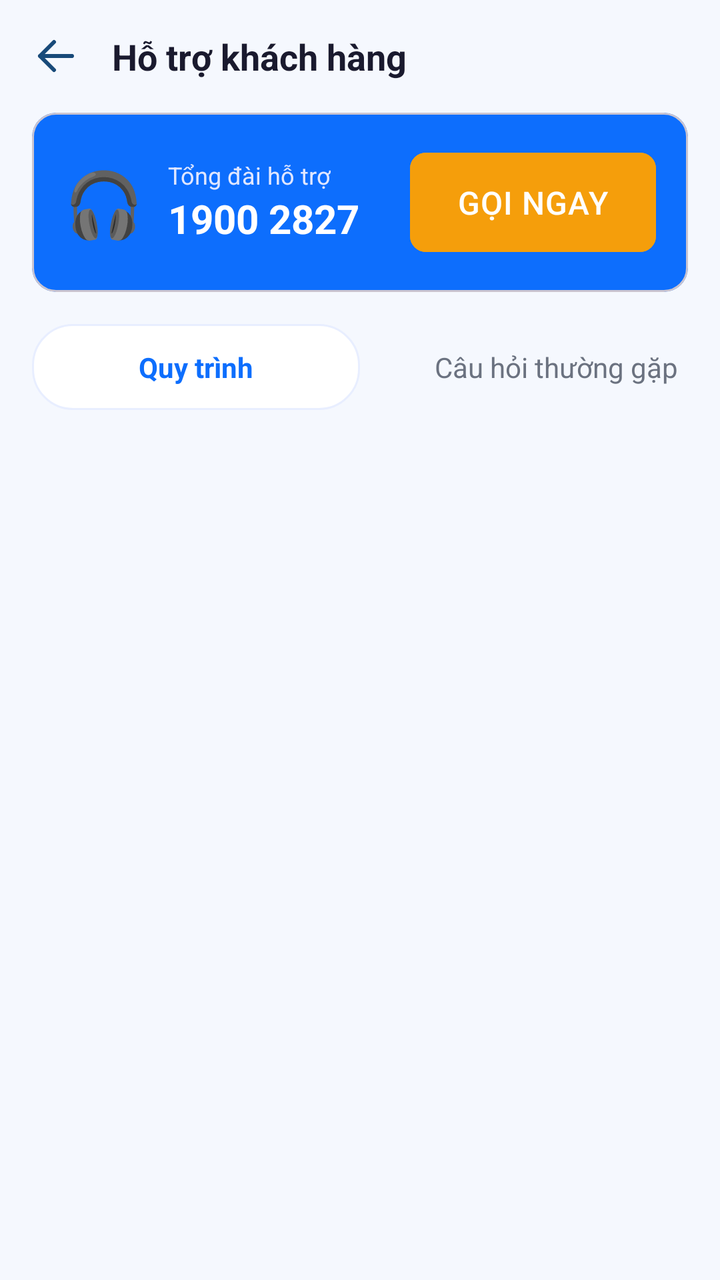
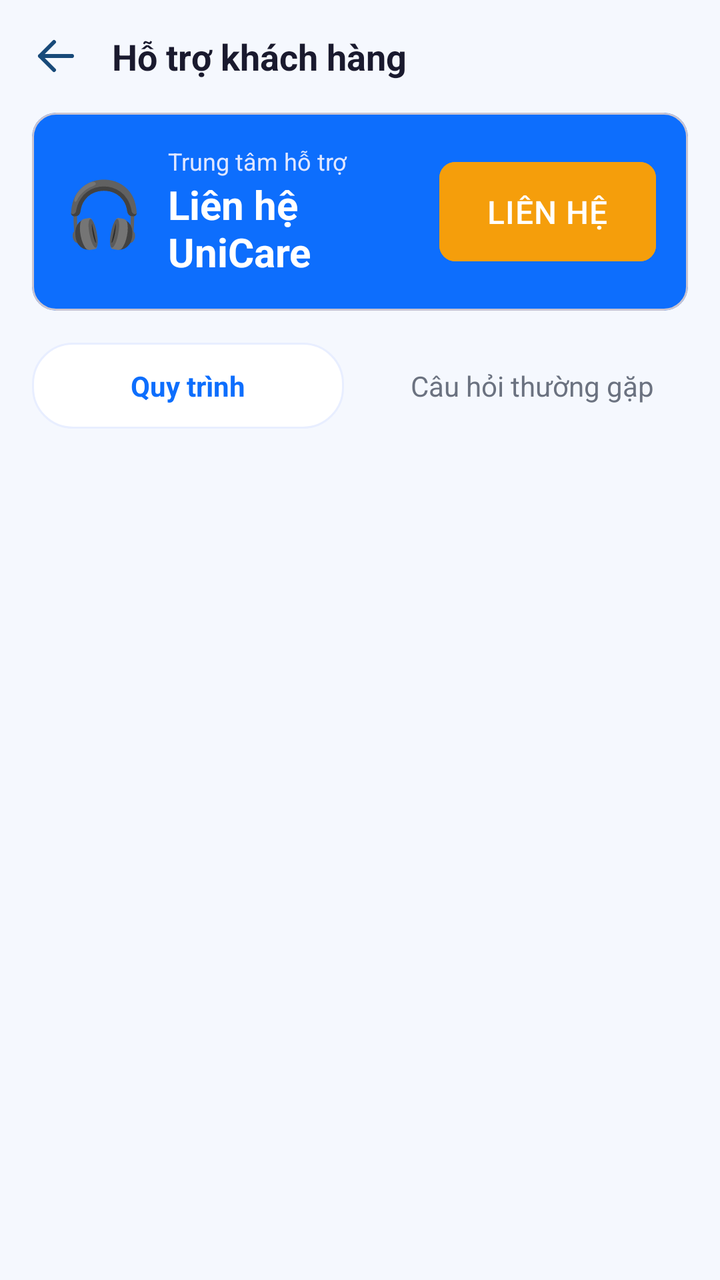

Two renders of the same Android screen: before a commit and after it. Below are the layout's source before the change and the commit's diff.
<!-- AndroidManifest.xml: application theme Theme.UniCare -->
<!-- res/layout/activity_user_guide.xml -->
<?xml version="1.0" encoding="utf-8"?>
<LinearLayout xmlns:android="http://schemas.android.com/apk/res/android"
    xmlns:app="http://schemas.android.com/apk/res-auto"
    android:layout_width="match_parent"
    android:layout_height="match_parent"
    android:background="#F5F8FE"
    android:orientation="vertical">

    <LinearLayout
        android:layout_width="match_parent"
        android:layout_height="wrap_content"
        android:orientation="horizontal"
        android:gravity="center_vertical"
        android:padding="16dp">

        <ImageView
            android:id="@+id/btnBack"
            android:layout_width="24dp"
            android:layout_height="24dp"
            android:src="@drawable/ic_arrow_back" />

        <TextView
            android:layout_width="wrap_content"
            android:layout_height="wrap_content"
            android:layout_marginStart="16dp"
            android:text="Hỗ trợ khách hàng"
            android:textColor="#1A1A2E"
            android:textSize="18sp"
            android:textStyle="bold" />
    </LinearLayout>

    <com.google.android.material.card.MaterialCardView
        android:layout_width="match_parent"
        android:layout_height="wrap_content"
        android:layout_marginHorizontal="16dp"
        app:cardCornerRadius="12dp"
        app:cardBackgroundColor="#0D6EFD">
        <LinearLayout
            android:layout_width="match_parent"
            android:layout_height="wrap_content"
            android:orientation="horizontal"
            android:padding="16dp"
            android:gravity="center_vertical">
            <TextView
                android:layout_width="wrap_content"
                android:layout_height="wrap_content"
                android:text="🎧"
                android:textSize="32sp" />
            <LinearLayout
                android:layout_width="0dp"
                android:layout_height="wrap_content"
                android:layout_weight="1"
                android:layout_marginStart="12dp"
                android:orientation="vertical">
                <TextView
                    android:layout_width="wrap_content"
                    android:layout_height="wrap_content"
                    android:text="Tổng đài hỗ trợ"
                    android:textColor="#E0E7FF"
                    android:textSize="12sp" />
                <TextView
                    android:layout_width="wrap_content"
                    android:layout_height="wrap_content"
                    android:text="1900 2827"
                    android:textColor="#FFFFFF"
                    android:textSize="20sp"
                    android:textStyle="bold" />
            </LinearLayout>
            <com.google.android.material.button.MaterialButton
                android:layout_width="wrap_content"
                android:layout_height="wrap_content"
                android:text="GỌI NGAY"
                app:cornerRadius="8dp"
                android:backgroundTint="#F59E0B"
                android:textColor="#FFFFFF" />
        </LinearLayout>
    </com.google.android.material.card.MaterialCardView>

    <LinearLayout
        android:layout_width="match_parent"
        android:layout_height="wrap_content"
        android:layout_marginTop="16dp"
        android:orientation="horizontal">
        <TextView
            android:layout_width="0dp"
            android:layout_height="wrap_content"
            android:layout_weight="1"
            android:gravity="center"
            android:paddingVertical="12dp"
            android:text="Quy trình"
            android:textColor="#0D6EFD"
            android:textStyle="bold"
            android:background="@drawable/bg_card_modern"
            android:layout_marginHorizontal="16dp"/>
        <TextView
            android:layout_width="0dp"
            android:layout_height="wrap_content"
            android:layout_weight="1"
            android:gravity="center"
            android:paddingVertical="12dp"
            android:text="Câu hỏi thường gặp"
            android:textColor="#6B7280" />
    </LinearLayout>

    <androidx.recyclerview.widget.RecyclerView
        android:id="@+id/rvGuides"
        android:layout_width="match_parent"
        android:layout_height="match_parent"
        android:layout_marginTop="8dp"
        android:paddingHorizontal="16dp"
        android:clipToPadding="false"/>
</LinearLayout>
<!-- resources referenced by this layout -->
<resources>
  <!-- drawable bg_card_modern (drawable) -->
  <?xml version="1.0" encoding="utf-8"?>
  <shape xmlns:android="http://schemas.android.com/apk/res/android">
      <solid android:color="#FFFFFF"/>
      <corners android:radius="20dp"/>
      <stroke android:width="1dp" android:color="#E8EEFF"/>
  </shape>
  <!-- drawable ic_arrow_back (drawable) -->
  <?xml version="1.0" encoding="utf-8"?>
  <vector xmlns:android="http://schemas.android.com/apk/res/android"
      android:width="24dp"
      android:height="24dp"
      android:viewportWidth="24"
      android:viewportHeight="24">
      <path
          android:fillColor="@android:color/transparent"
          android:strokeColor="#184A79"
          android:strokeWidth="2"
          android:strokeLineCap="round"
          android:strokeLineJoin="round"
          android:pathData="M20,12 L4,12 M4,12 L11,5 M4,12 L11,19" />
  </vector>
  <style name="Theme.UniCare" parent="Theme.Material3.DayNight.NoActionBar">
          
          <item name="colorPrimary">#0D6EFD</item>
          <item name="colorPrimaryVariant">#0852C8</item>
          <item name="colorOnPrimary">#FFFFFF</item>
          
          <item name="colorSecondary">#00C4A7</item>
          <item name="colorSecondaryVariant">#00A089</item>
          <item name="colorOnSecondary">#FFFFFF</item>
          
          <item name="colorSurface">#FFFFFF</item>
          <item name="colorOnSurface">#1A1A2E</item>
          
          <item name="android:colorBackground">#F0F4FF</item>
          
          <item name="android:statusBarColor">#0852C8</item>
          <item name="android:windowLightStatusBar">false</item>
          <item name="android:navigationBarColor">#FFFFFF</item>
          <item name="android:windowLightNavigationBar">true</item>
          
          <item name="materialButtonStyle">@style/Widget.UniCare.Button</item>
          <item name="textInputStyle">@style/Widget.UniCare.TextInputLayout</item>
      </style>
  <style name="Widget.UniCare.Button" parent="Widget.Material3.Button">
          <item name="android:paddingTop">14dp</item>
          <item name="android:paddingBottom">14dp</item>
          <item name="android:textSize">16sp</item>
          <item name="android:letterSpacing">0.02</item>
          <item name="android:textAllCaps">false</item>
          <item name="cornerRadius">14dp</item>
          <item name="backgroundTint">#0D6EFD</item>
          <item name="elevation">2dp</item>
      </style>
  <style name="Widget.UniCare.TextInputLayout" parent="Widget.Material3.TextInputLayout.OutlinedBox">
          <item name="boxCornerRadiusBottomEnd">12dp</item>
          <item name="boxCornerRadiusBottomStart">12dp</item>
          <item name="boxCornerRadiusTopEnd">12dp</item>
          <item name="boxCornerRadiusTopStart">12dp</item>
          <item name="boxStrokeColor">#CBD5F5</item>
          <item name="hintTextColor">#6B7280</item>
      </style>
</resources>

<!-- the commit's change to res/layout/activity_user_guide.xml (unified diff, before → after) -->
@@ -55,21 +55,22 @@
                 <TextView
                     android:layout_width="wrap_content"
                     android:layout_height="wrap_content"
-                    android:text="Tổng đài hỗ trợ"
+                    android:text="Trung tâm hỗ trợ"
                     android:textColor="#E0E7FF"
                     android:textSize="12sp" />
                 <TextView
                     android:layout_width="wrap_content"
                     android:layout_height="wrap_content"
-                    android:text="1900 2827"
+                    android:text="Liên hệ UniCare"
                     android:textColor="#FFFFFF"
                     android:textSize="20sp"
                     android:textStyle="bold" />
             </LinearLayout>
             <com.google.android.material.button.MaterialButton
+                android:id="@+id/btnSupportContact"
                 android:layout_width="wrap_content"
                 android:layout_height="wrap_content"
-                android:text="GỌI NGAY"
+                android:text="LIÊN HỆ"
                 app:cornerRadius="8dp"
                 android:backgroundTint="#F59E0B"
                 android:textColor="#FFFFFF" />
@@ -87,6 +88,9 @@
             android:layout_weight="1"
             android:gravity="center"
             android:paddingVertical="12dp"
+            android:id="@+id/tabGuides"
+            android:clickable="true"
+            android:focusable="true"
             android:text="Quy trình"
             android:textColor="#0D6EFD"
             android:textStyle="bold"
@@ -98,6 +102,10 @@
             android:layout_weight="1"
             android:gravity="center"
             android:paddingVertical="12dp"
+            android:id="@+id/tabFaq"
+            android:clickable="true"
+            android:focusable="true"
+            android:layout_marginEnd="16dp"
             android:text="Câu hỏi thường gặp"
             android:textColor="#6B7280" />
     </LinearLayout>
@@ -105,7 +113,8 @@
     <androidx.recyclerview.widget.RecyclerView
         android:id="@+id/rvGuides"
         android:layout_width="match_parent"
-        android:layout_height="match_parent"
+        android:layout_height="0dp"
+        android:layout_weight="1"
         android:layout_marginTop="8dp"
         android:paddingHorizontal="16dp"
         android:clipToPadding="false"/>
